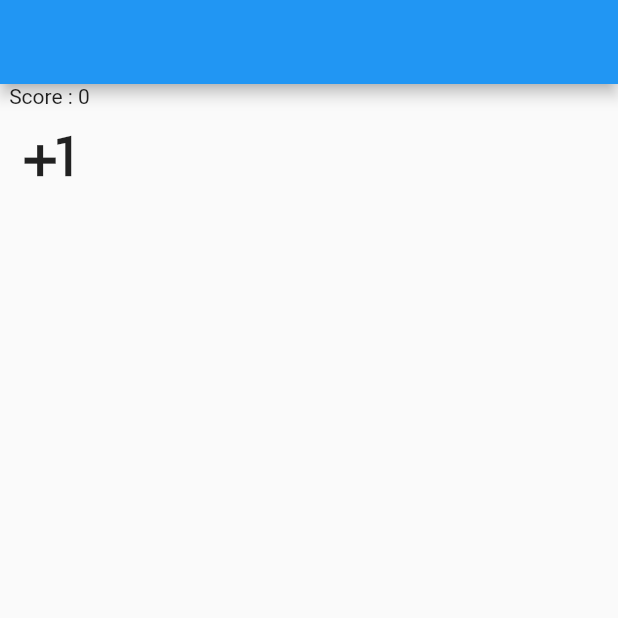
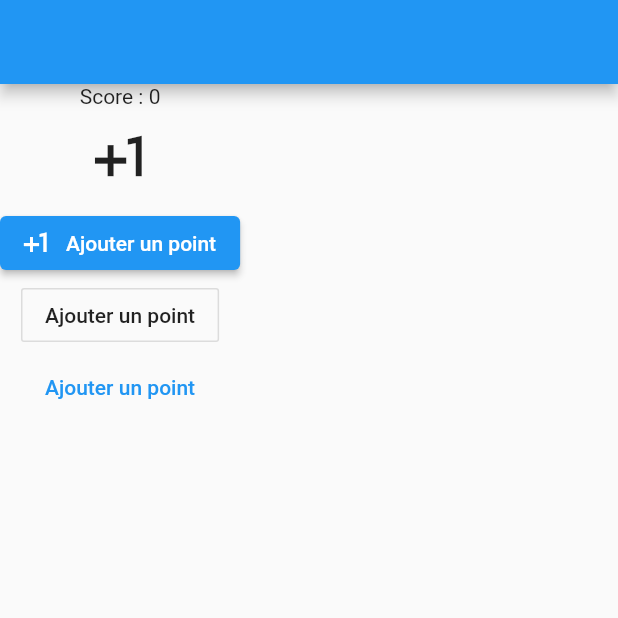
Before and after one commit to P-Giraffe/creer-des-apps-avec-flutter-1, a Flutter app: the screen it shows after launch, on a phone screen of 412 x 824 dp, the top half of it. Run offline on Flutter 3.47's test engine with Material 2 defaults, Android fonts, the phone set to English and light mode, and no system bars.

Commit message:
22_5_TextButton_ElevatedButton_et_OutlinedButton

```diff
--- a/2-ihm/interactivite/lib/home.dart
+++ b/2-ihm/interactivite/lib/home.dart
@@ -23,7 +23,19 @@ class _HomeState extends State<Home> {
           IconButton(
               icon: Icon(Icons.plus_one),
               iconSize: 50,
-              onPressed: _plusButtonClicked)
+              onPressed: _plusButtonClicked),
+          ElevatedButton.icon(
+              onPressed: _plusButtonClicked,
+              icon: Icon(Icons.plus_one),
+              label: Text("Ajouter un point")),
+          OutlineButton(
+            onPressed: _plusButtonClicked,
+            child: Text("Ajouter un point"),
+          ),
+          TextButton(
+            onPressed: _plusButtonClicked,
+            child: Text("Ajouter un point"),
+          )
         ],
       ),
     );
```
